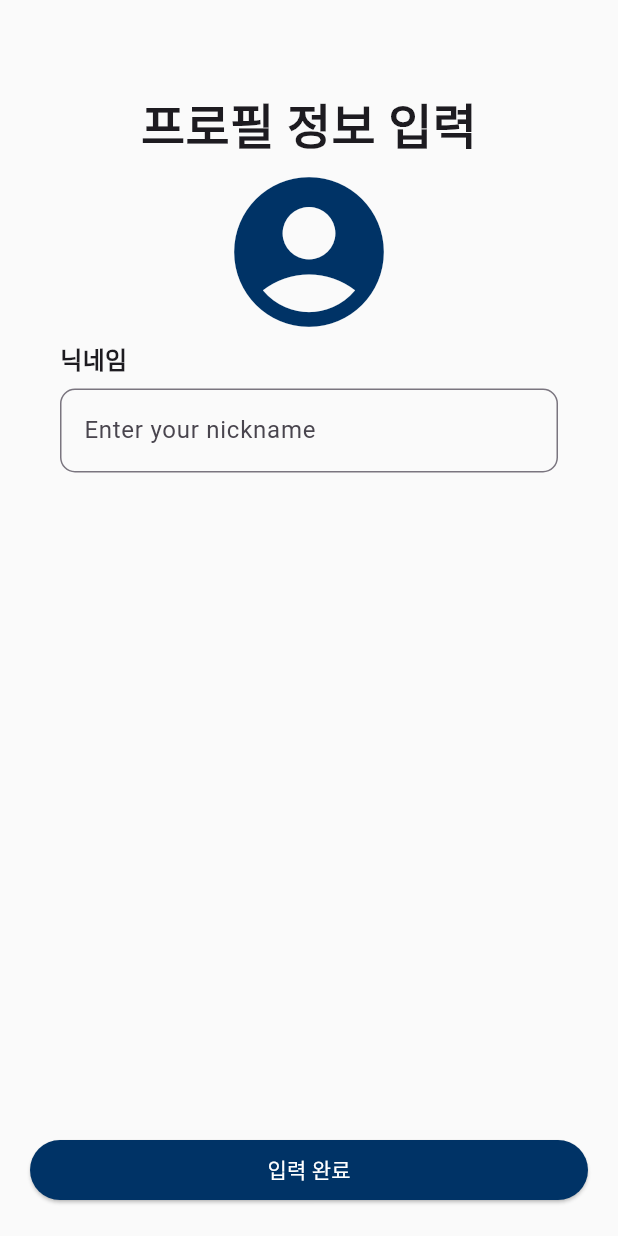
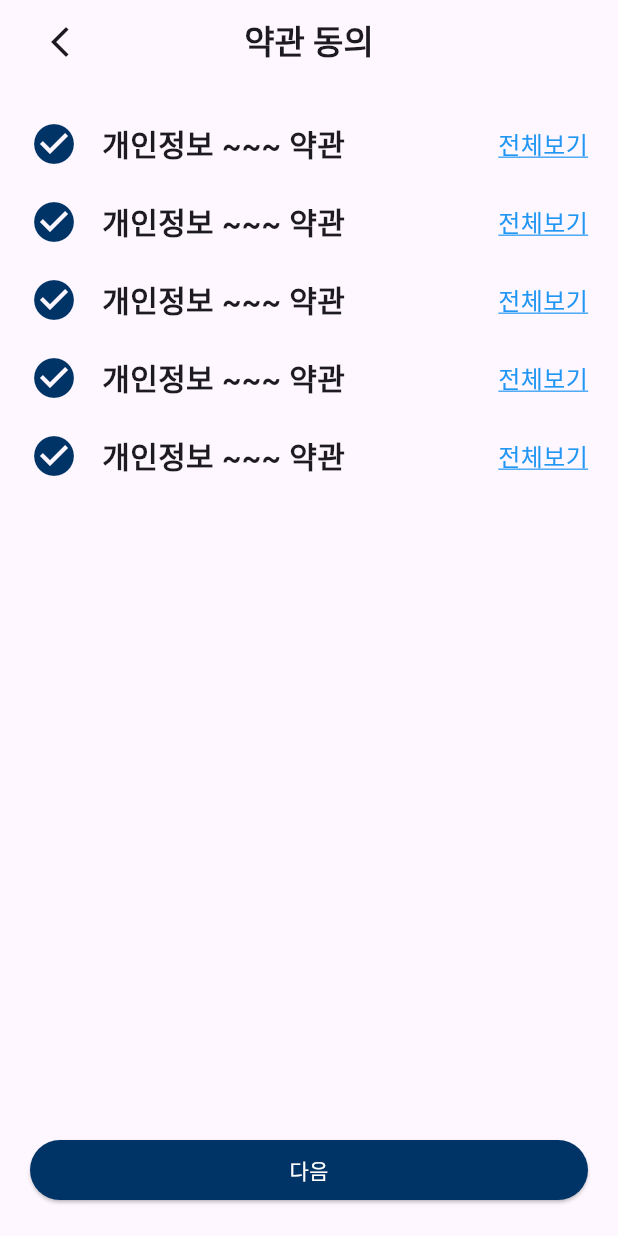
Before and after one commit to ENKH123/MiddleProject_ofcourse_ofcourse, a Flutter app: the screen it shows after launch, on a phone screen of 412 x 824 dp. Run offline on Flutter 3.47's test engine with Material 3 defaults, Android fonts, the phone set to English and light mode, and no system bars.

Commit message:
terms agree screen complete

```diff
--- a/lib/main.dart
+++ b/lib/main.dart
@@ -1,5 +1,5 @@
 import 'package:flutter/material.dart';
-import 'package:of_course/screens/register_screen.dart';
+import 'package:of_course/screens/terms_agree_screen.dart';
 
 void main() {
   runApp(const MyApp());
@@ -31,7 +31,7 @@
         // tested with just a hot reload.
         colorScheme: ColorScheme.fromSeed(seedColor: Colors.deepPurple),
       ),
-      home: const RegisterScreen(),
+      home: const TermsAgreeScreen(),
     );
   }
 }
--- /dev/null
+++ b/lib/screens/terms_agree_screen.dart
@@ -0,0 +1,118 @@
+import 'package:flutter/material.dart';
+
+class TermsAgreeScreen extends StatelessWidget {
+  const TermsAgreeScreen({super.key});
+
+  @override
+  Widget build(BuildContext context) {
+    return Scaffold(
+      appBar: AppBar(title: TermsAgreeAppBar()),
+      body: SafeArea(
+        child: Padding(
+          padding: const EdgeInsets.all(20.0),
+          child: Column(
+            mainAxisAlignment: MainAxisAlignment.spaceBetween,
+            children: [
+              Column(
+                spacing: 12,
+                children: [
+                  TermBox(),
+                  TermBox(),
+                  TermBox(),
+                  TermBox(),
+                  TermBox(),
+                ],
+              ),
+              NextButton(),
+            ],
+          ),
+        ),
+      ),
+    );
+  }
+}
+
+class TermBox extends StatelessWidget {
+  const TermBox({super.key});
+
+  @override
+  Widget build(BuildContext context) {
+    return SizedBox(
+      width: double.maxFinite,
+      height: 40,
+      child: Row(
+        mainAxisAlignment: MainAxisAlignment.spaceBetween,
+        children: [
+          Row(
+            spacing: 16,
+            crossAxisAlignment: CrossAxisAlignment.center,
+            children: [
+              Icon(Icons.check_circle, color: Color(0xff003366), size: 32),
+              Text(
+                "개인정보 ~~~ 약관",
+                style: TextStyle(fontWeight: FontWeight.bold, fontSize: 20),
+              ),
+            ],
+          ),
+          Text(
+            "전체보기",
+            style: TextStyle(
+              color: Colors.blue,
+              fontSize: 16,
+              decoration: TextDecoration.underline,
+              decorationColor: Colors.blue,
+            ),
+          ),
+        ],
+      ),
+    );
+  }
+}
+
+class NextButton extends StatelessWidget {
+  const NextButton({super.key});
+
+  @override
+  Widget build(BuildContext context) {
+    return SizedBox(
+      width: double.maxFinite,
+      child: ElevatedButton(
+        style: ElevatedButton.styleFrom(backgroundColor: Color(0xff003366)),
+        onPressed: () {
+          print("다음 버튼 눌림");
+        },
+        child: Text("다음", style: TextStyle(color: Colors.white)),
+      ),
+    );
+  }
+}
+
+class TermsAgreeAppBar extends StatelessWidget {
+  const TermsAgreeAppBar({super.key});
+
+  @override
+  Widget build(BuildContext context) {
+    return Row(
+      children: [
+        Expanded(
+          child: Align(
+            alignment: Alignment.centerLeft,
+            child: IconButton(
+              onPressed: () {},
+              icon: Icon(Icons.arrow_back_ios_new),
+            ),
+          ),
+        ),
+        Expanded(
+          child: Center(
+            child: const Text(
+              "약관 동의",
+              style: TextStyle(fontWeight: FontWeight.bold),
+            ),
+          ),
+        ),
+        Expanded(child: SizedBox()),
+      ],
+    );
+  }
+}
```
